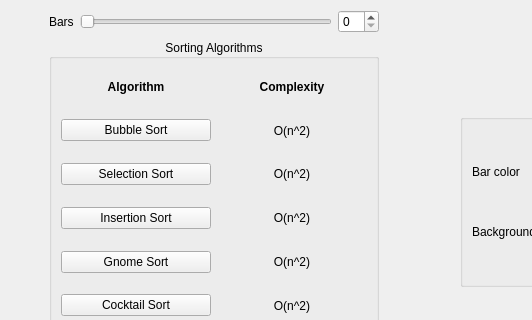
Above: SortingAlgorithmsVisualization/mainwindow.ui from serebryakov02/Algorithms_Visualization before the change; both pictures show x 0 to 532 and y 0 to 320 of the 800 by 600 pixel window. Below: the same form after it.
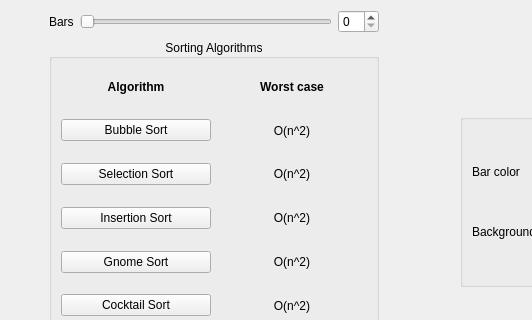
That is the form after the change.

Commit message: Clarify complexity label

```diff
--- a/SortingAlgorithmsVisualization/mainwindow.ui
+++ b/SortingAlgorithmsVisualization/mainwindow.ui
@@ -89,7 +89,7 @@
              </font>
             </property>
             <property name="text">
-             <string>Complexity</string>
+             <string>Worst case</string>
             </property>
             <property name="alignment">
              <set>Qt::AlignCenter</set>
```
